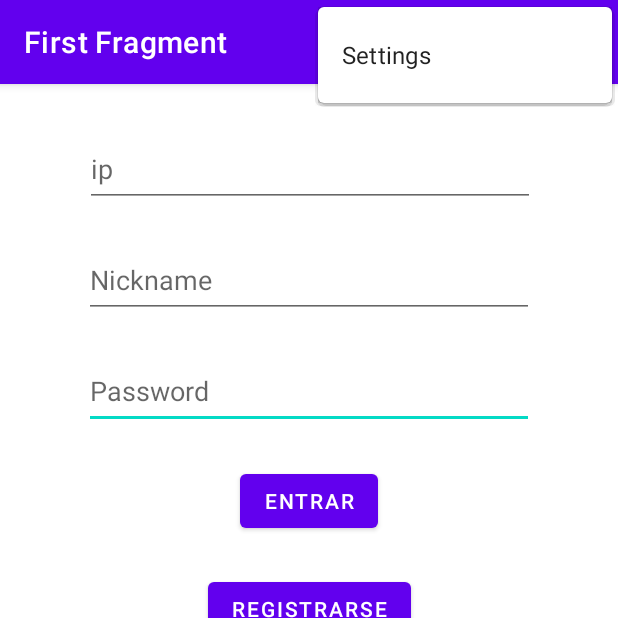
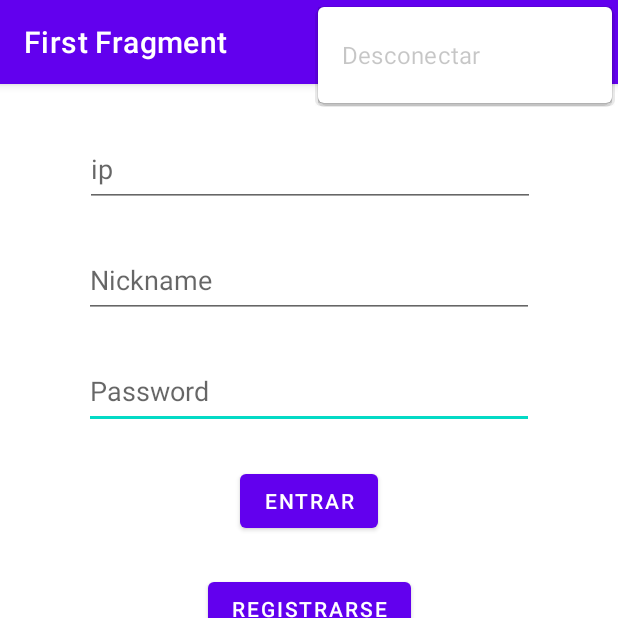
Before and after one commit to MykytaRyasny/Android-Java-Conexion, an Android app: the screen it shows after launch (MainActivity), with the options menu open, on a phone screen of 412 x 824 dp, the top half of it. Run offline under Robolectric (Android 15) with nearby library versions, the phone set to English and light mode, and no system bars; our stand-ins replace navigation-ui.

Commit message:
Login
100% funcional login y desconexion y registro

```diff
--- a/Cliente/app/build.gradle
+++ b/Cliente/app/build.gradle
@@ -45,6 +45,9 @@ dependencies {
     implementation 'androidx.navigation:navigation-fragment-ktx:2.5.3'
     implementation 'androidx.navigation:navigation-ui-ktx:2.5.3'
     implementation("org.bouncycastle:bcprov-jdk15on:1.70")
+    implementation 'androidx.annotation:annotation:1.3.0'
+    implementation 'androidx.lifecycle:lifecycle-livedata-ktx:2.4.1'
+    implementation 'androidx.lifecycle:lifecycle-viewmodel-ktx:2.4.1'
     testImplementation 'junit:junit:4.13.2'
     androidTestImplementation 'androidx.test.ext:junit:1.1.5'
     androidTestImplementation 'androidx.test.espresso:espresso-core:3.5.1'
--- a/Cliente/app/src/main/java/com/example/android_java/ui/FirstFragment.kt
+++ b/Cliente/app/src/main/java/com/example/android_java/ui/FirstFragment.kt
@@ -2,9 +2,7 @@ package com.example.android_java.ui
 
 import android.app.ProgressDialog
 import android.os.Bundle
-import android.view.LayoutInflater
-import android.view.View
-import android.view.ViewGroup
+import android.view.*
 import android.widget.Button
 import android.widget.EditText
 import android.widget.Toast
@@ -20,7 +18,7 @@ import java.util.*
 /**
  * A simple [Fragment] subclass as the default destination in the navigation.
  */
-class FirstFragment : Fragment() {
+class FirstFragment : Fragment(){
 
   private var _binding: FragmentFirstBinding? = null
   private val binding get() = _binding!!
@@ -28,10 +26,16 @@ class FirstFragment : Fragment() {
   // Declaramos todos los elementos de FirstFragment
   private lateinit var bt_register: Button
   private lateinit var bt_entrar: Button
-  private lateinit var con: Conexion
+
+  companion object {
+    lateinit var con: Conexion
+  }
+
   private lateinit var et_nickname: EditText
   private lateinit var et_password: EditText
   private lateinit var et_ip: EditText
+
+  private lateinit var desconectar: MenuItem
 
   override fun onCreateView(
 
@@ -74,6 +78,8 @@ class FirstFragment : Fragment() {
           withContext(Dispatchers.Main) {
             progressDialog.dismiss()
             if (result) {
+              (activity as MainActivity).habilitarDesconectar()
+              print("Me he logueado")
               //TODO tercer fragment
             } else {
               Toast.makeText(requireActivity(), R.string.login_incorrect, Toast.LENGTH_LONG)
@@ -88,6 +94,11 @@ class FirstFragment : Fragment() {
     }
   }
 
+  /**
+   * Creamos un inflater de menu_main para opder trabajar con sus elementos
+   * Se pasa [Menu] el menu que queremos utilizar
+   */
+
   override fun onDestroyView() {
     super.onDestroyView()
     _binding = null
--- a/Cliente/app/src/main/java/com/example/android_java/ui/MainActivity.kt
+++ b/Cliente/app/src/main/java/com/example/android_java/ui/MainActivity.kt
@@ -10,11 +10,16 @@ import android.view.Menu
 import android.view.MenuItem
 import com.example.iotproyect.R
 import com.example.iotproyect.databinding.ActivityMainBinding
+import kotlinx.coroutines.Dispatchers
+import kotlinx.coroutines.GlobalScope
+import kotlinx.coroutines.launch
 
 class MainActivity : AppCompatActivity() {
 
     private lateinit var appBarConfiguration: AppBarConfiguration
     private lateinit var binding: ActivityMainBinding
+
+    private lateinit var desconectar:MenuItem
 
     override fun onCreate(savedInstanceState: Bundle?) {
         super.onCreate(savedInstanceState)
@@ -32,15 +37,30 @@ class MainActivity : AppCompatActivity() {
     override fun onCreateOptionsMenu(menu: Menu): Boolean {
         // Inflate the menu; this adds items to the action bar if it is present.
         menuInflater.inflate(R.menu.menu_main, menu)
+        desconectar = menu.findItem(R.id.desconectar)
+        desconectar.isEnabled = false
+        desconectar.setOnMenuItemClickListener {
+            GlobalScope.launch(Dispatchers.IO) {
+                FirstFragment.con.desconectar()
+            }
+            desconectar.isEnabled = false
+            return@setOnMenuItemClickListener true
+        }
         return true
     }
 
+    /**
+     * Habilitamos nuestro boton de desconectar
+     */
+    fun habilitarDesconectar(){
+        desconectar.isEnabled = true
+    }
     override fun onOptionsItemSelected(item: MenuItem): Boolean {
         // Handle action bar item clicks here. The action bar will
         // automatically handle clicks on the Home/Up button, so long
         // as you specify a parent activity in AndroidManifest.xml.
         return when (item.itemId) {
-            R.id.action_settings -> true
+            R.id.desconectar -> true
             else -> super.onOptionsItemSelected(item)
         }
     }
--- a/Cliente/app/src/main/res/menu/menu_main.xml
+++ b/Cliente/app/src/main/res/menu/menu_main.xml
@@ -3,8 +3,8 @@
     xmlns:tools="http://schemas.android.com/tools"
     tools:context="com.example.android_java.ui.MainActivity">
     <item
-        android:id="@+id/action_settings"
+        android:id="@+id/desconectar"
         android:orderInCategory="100"
-        android:title="@string/action_settings"
+        android:title="@string/disconnect"
         app:showAsAction="never" />
 </menu>
--- a/Cliente/app/src/main/res/values/dimens.xml
+++ b/Cliente/app/src/main/res/values/dimens.xml
@@ -1,3 +1,6 @@
 <resources>
     <dimen name="fab_margin">16dp</dimen>
+    <!-- Default screen margins, per the Android Design guidelines. -->
+    <dimen name="fragment_horizontal_margin">16dp</dimen>
+    <dimen name="fragment_vertical_margin">16dp</dimen>
 </resources>
--- a/Cliente/app/src/main/res/values/strings.xml
+++ b/Cliente/app/src/main/res/values/strings.xml
@@ -1,6 +1,6 @@
 <resources>
     <string name="app_name">iotproyect</string>
-    <string name="action_settings">Settings</string>
+    <string name="disconnect">Desconectar</string>
     <!-- Strings used for fragments for navigation -->
     <string name="first_fragment_label">First Fragment</string>
     <string name="second_fragment_label">Second Fragment</string>
@@ -21,5 +21,8 @@
     <string name="login_incorrect">Login incorrecto</string>
     <string name="ip">ip</string>
     <string name="user_exists">Este usuario ya existe</string>
-    <string name="connecting">Conectando...</string>
+    <string name="connecting">Conectando…</string>
+    <!-- TODO: Remove or change this placeholder text -->
+    <string name="hello_blank_fragment">Hello blank fragment</string>
+
 </resources>
```
Also changed, not shown: Cliente/app/src/main/java/com/example/android_java/server/Conexion.kt (+9 -4 lines), Cliente/app/src/main/java/com/example/android_java/ui/ServiciosFragment.kt (added, +60 -0 lines), Cliente/app/src/main/res/layout/fragment_servicios.xml (added, +13 -0 lines), 4 other files.
